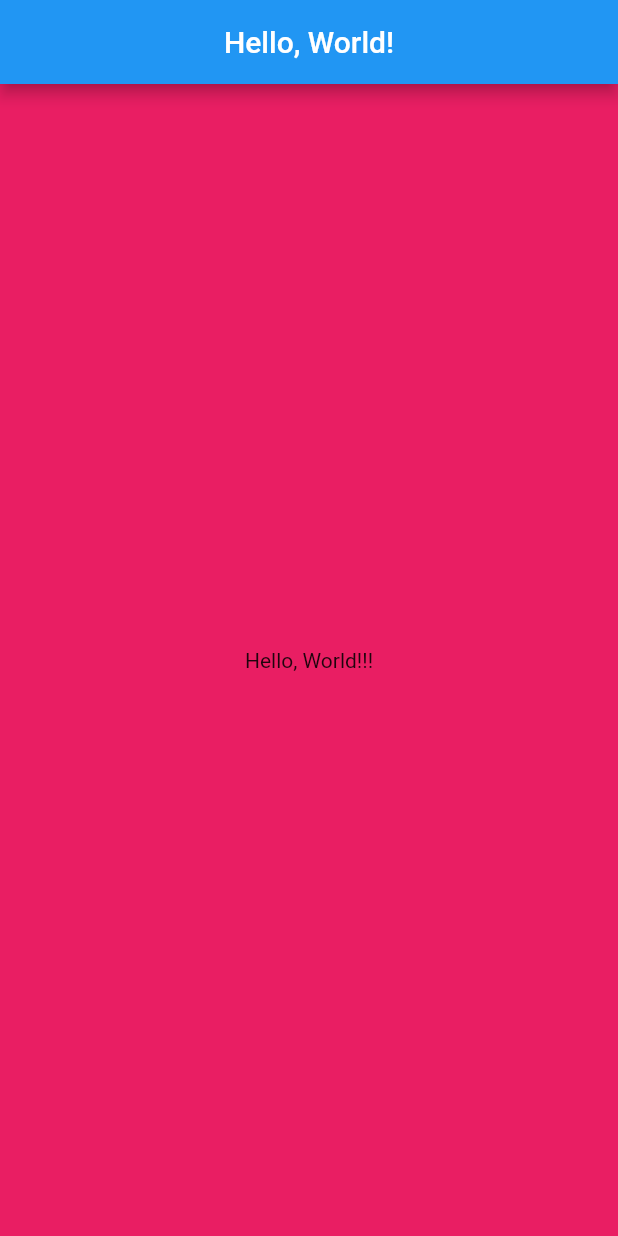
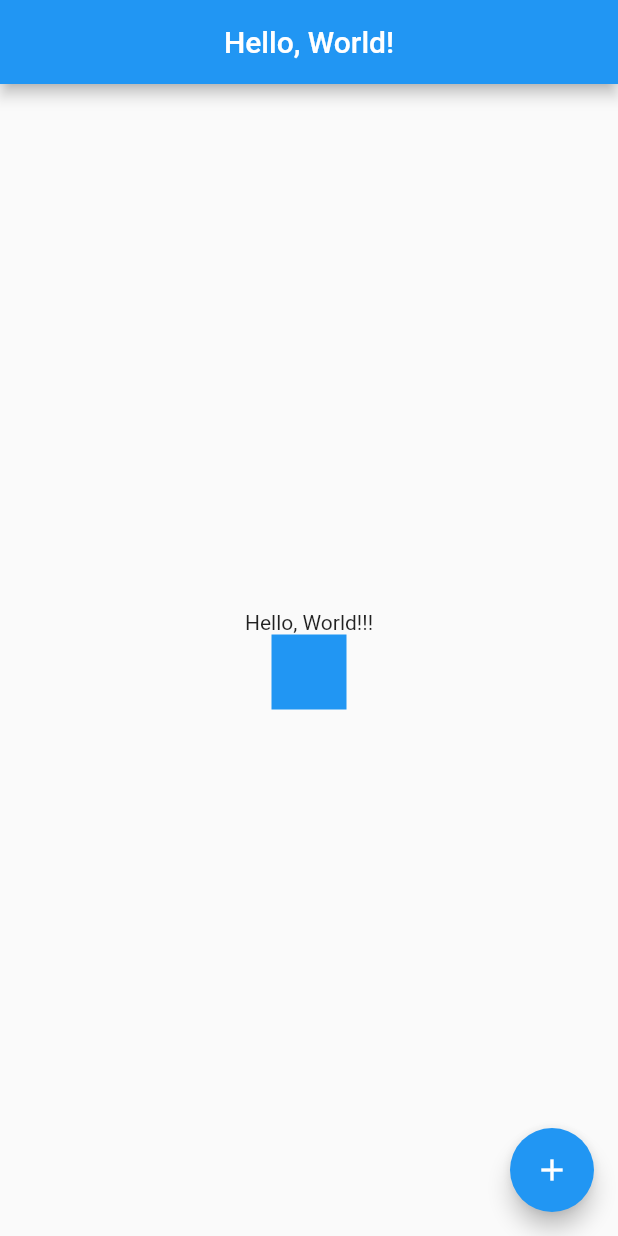
Before and after one commit to huynhminhvangit/flutter_01_hello_world, a Flutter app: the screen it shows after launch, on a phone screen of 412 x 824 dp. Run offline on Flutter 3.47's test engine with Material 2 defaults, Android fonts, the phone set to English and light mode, and no system bars.

Commit message:
add project

```diff
--- a/lib/main.dart
+++ b/lib/main.dart
@@ -1,3 +1,4 @@
+import 'package:flutter/cupertino.dart';
 import 'package:flutter/material.dart';
 
 void main() {
@@ -5,6 +6,8 @@ void main() {
 }
 
 class MyApp extends StatelessWidget {
+  String name = 'Vang IT';
+
   @override
   Widget build(BuildContext context) {
     return MaterialApp(
@@ -23,6 +26,35 @@ class HomePage extends StatefulWidget {
 }
 
 class _HomePageState extends State<HomePage> {
+  GlobalKey globalTextKey = new GlobalKey();
+  GlobalKey globalButtonKey = new GlobalKey();
+
+  double width = 50;
+  double height = 50;
+
+  _onClick() {
+    RenderBox renderBox =
+        globalTextKey.currentContext?.findRenderObject() as RenderBox;
+
+    print(renderBox.size);
+    print(renderBox.localToGlobal(Offset.zero));
+
+    MyApp app = globalButtonKey.currentContext
+        ?.findAncestorWidgetOfExactType<MyApp>() as MyApp;
+    print(app.name);
+
+    setState(() {
+      width = width + 10;
+      height = height + 10;
+    });
+  }
+
+  @override
+  void initState() {
+    // TODO: implement initState
+    super.initState();
+  }
+
   @override
   Widget build(BuildContext context) {
     return Scaffold(
@@ -30,12 +62,27 @@ class _HomePageState extends State<HomePage> {
         title: Text('Hello, World!'),
         centerTitle: true,
       ),
-      body: Container(
-        color: Colors.pink,
-        child: Align(
-          alignment: Alignment.center,
-          child: Text('Hello, World!!!'),
+      body: Center(
+        child: Column(
+          mainAxisAlignment: MainAxisAlignment.center,
+          children: [
+            Text(
+              'Hello, World!!!',
+              key: globalTextKey,
+            ),
+            Container(
+              color: Colors.blue,
+              width: width,
+              height: height,
+            )
+          ],
         ),
+      ),
+      floatingActionButton: FloatingActionButton(
+        onPressed: _onClick,
+        key: globalButtonKey,
+        tooltip: 'Click',
+        child: Icon(Icons.add),
       ),
     );
   }
```
